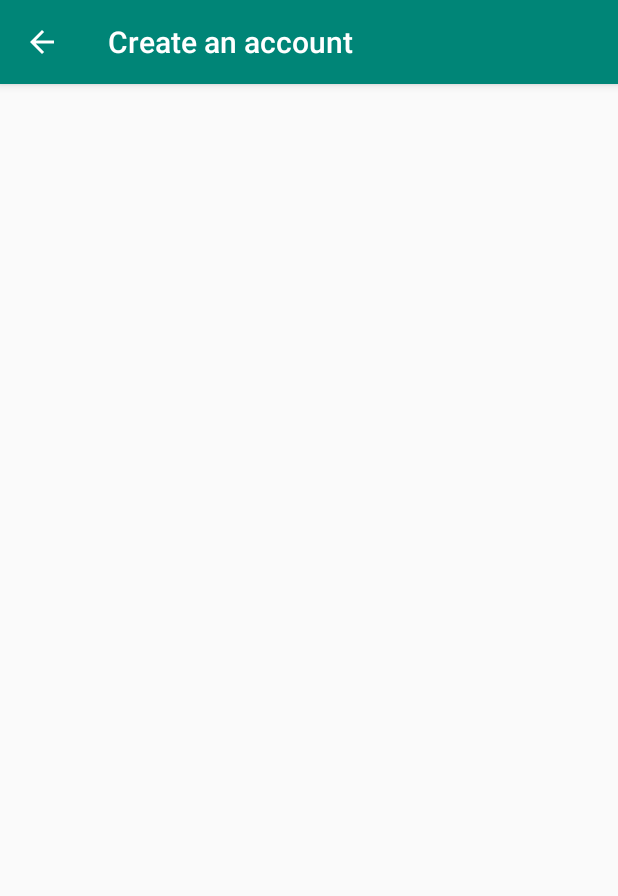
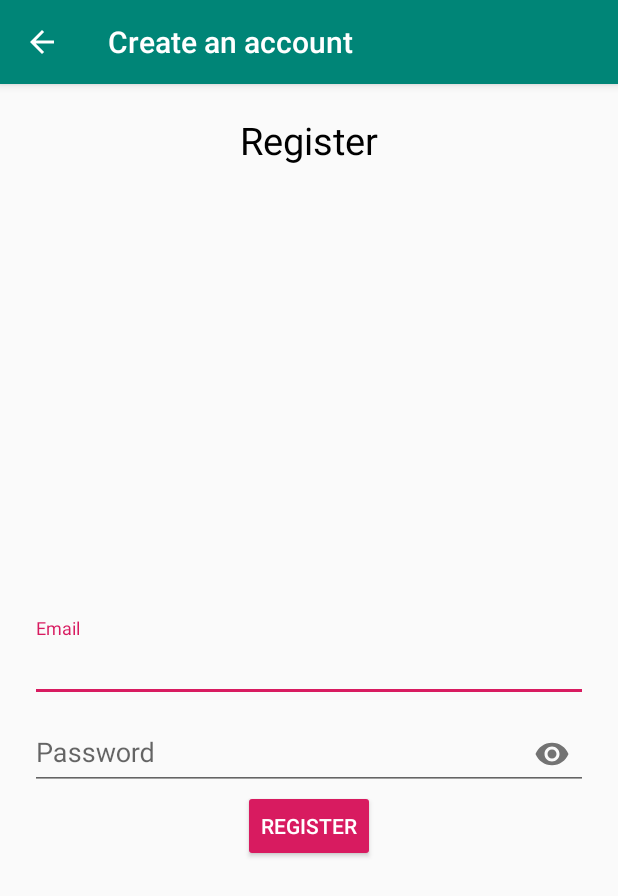
Before and after one commit to akash7429/OnlyOnlyThinkAndDo, an Android app: the RegisterActivity screen opened directly, with no data from a screen before it, on a phone screen of 412 x 824 dp. Shown: the top 896 px of the screen. Run offline under Robolectric (Android 15) with nearby library versions, the phone set to English and light mode, and no system bars.

Commit message:
Added some important features such as layout for Registration

```diff
--- a/app/build.gradle
+++ b/app/build.gradle
@@ -23,6 +23,7 @@ android {
 dependencies {
     implementation fileTree(dir: 'libs', include: ['*.jar'])
     implementation 'com.android.support:appcompat-v7:28.0.0'
+    implementation 'com.android.support:design:28.0.0'
     implementation 'com.android.support.constraint:constraint-layout:1.1.3'
     implementation 'com.google.firebase:firebase-auth:16.1.0'
     implementation 'com.google.firebase:firebase-core:16.0.7'
--- a/app/src/main/res/layout/activity_register.xml
+++ b/app/src/main/res/layout/activity_register.xml
@@ -1,9 +1,59 @@
 <?xml version="1.0" encoding="utf-8"?>
-<android.support.constraint.ConstraintLayout xmlns:android="http://schemas.android.com/apk/res/android"
+<RelativeLayout xmlns:android="http://schemas.android.com/apk/res/android"
     xmlns:app="http://schemas.android.com/apk/res-auto"
     xmlns:tools="http://schemas.android.com/tools"
     android:layout_width="match_parent"
     android:layout_height="match_parent"
+    android:padding="20dp"
     tools:context=".RegisterActivity">
 
-</android.support.constraint.ConstraintLayout>
+    <TextView
+        android:layout_width="match_parent"
+        android:layout_height="wrap_content"
+        android:textAlignment="center"
+        android:text="Register"
+        android:textColor="@color/colorBlack"
+        android:textSize="25sp"/>
+
+    <android.support.design.widget.TextInputLayout
+        android:layout_width="match_parent"
+        android:layout_height="wrap_content"
+        android:layout_centerHorizontal="true"
+        android:layout_centerVertical="true"
+        android:id="@+id/emailTIL">
+        <EditText
+            android:id="@+id/emailET"
+            android:inputType="textEmailAddress"
+            android:hint="Email"
+            android:layout_width="match_parent"
+            android:layout_height="wrap_content"
+            />
+    </android.support.design.widget.TextInputLayout>
+
+    <android.support.design.widget.TextInputLayout
+        android:layout_width="match_parent"
+        android:layout_height="wrap_content"
+        android:layout_centerHorizontal="true"
+        android:layout_centerVertical="true"
+        android:id="@+id/passwordTIL"
+        android:layout_below="@id/emailTIL"
+        app:passwordToggleEnabled="true">
+
+        <EditText
+            android:id="@+id/passwordET"
+            android:inputType="textPassword"
+            android:hint="Password"
+            android:layout_width="match_parent"
+            android:layout_height="wrap_content"
+            />
+    </android.support.design.widget.TextInputLayout>
+
+    <Button
+        android:text="Register"
+        android:layout_below="@+id/passwordTIL"
+        android:layout_centerHorizontal="true"
+        style="@style/Base.Widget.AppCompat.Button.Colored"
+        android:layout_width="wrap_content"
+        android:layout_height="wrap_content" />
+
+</RelativeLayout>
--- a/app/src/main/res/values/colors.xml
+++ b/app/src/main/res/values/colors.xml
@@ -3,4 +3,6 @@
     <color name="colorPrimary">#008577</color>
     <color name="colorPrimaryDark">#00574B</color>
     <color name="colorAccent">#D81B60</color>
+    <color name="colorBlack">#000</color>
+    <color name="colorWhite">#fff</color>
 </resources>
```
